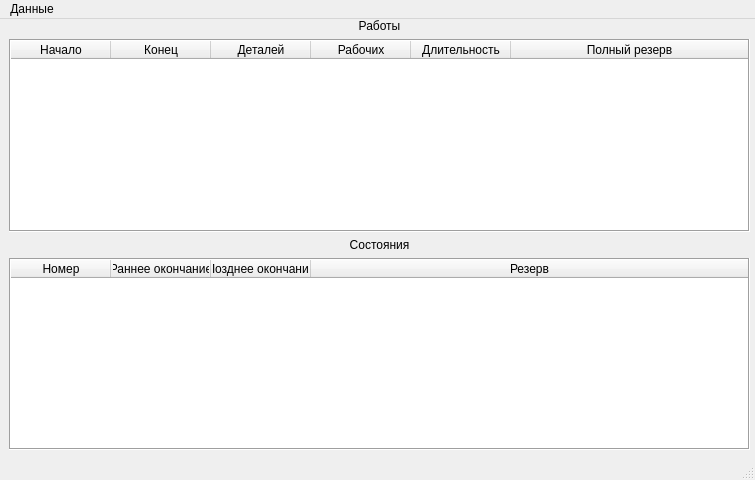
Before: the Qt Designer form form.ui in moisizz/Workers-Optimization, drawn with Qt 5.
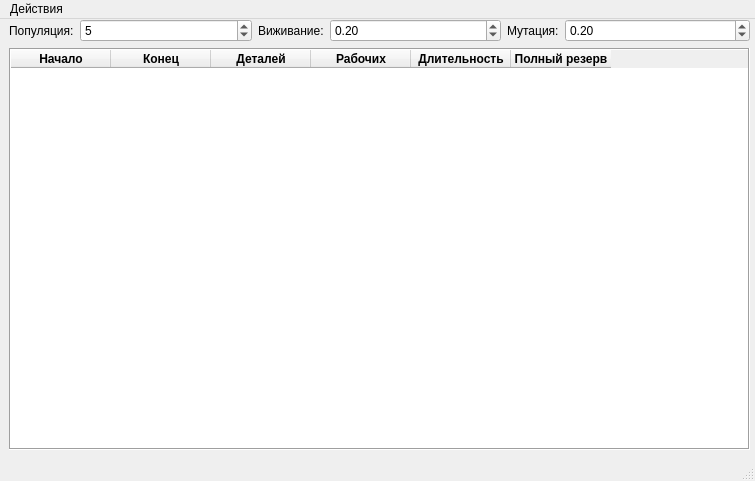
After: the same form once the commit is applied.

The edit to the form file:
```diff
--- a/form.ui
+++ b/form.ui
@@ -7,7 +7,7 @@
     <x>0</x>
     <y>0</y>
     <width>755</width>
-    <height>480</height>
+    <height>481</height>
    </rect>
   </property>
   <property name="windowTitle">
@@ -25,11 +25,95 @@
     </property>
     <layout class="QVBoxLayout" name="mainLayout">
      <item>
-      <widget class="QLabel" name="workLabel">
-       <property name="text">
-        <string>&lt;center&gt;Работы&lt;/center&gt;</string>
-       </property>
-      </widget>
+      <layout class="QHBoxLayout" name="parametersLayout">
+       <item>
+        <layout class="QHBoxLayout" name="populationLayout">
+         <item>
+          <widget class="QLabel" name="populationLabel">
+           <property name="sizePolicy">
+            <sizepolicy hsizetype="Fixed" vsizetype="Preferred">
+             <horstretch>0</horstretch>
+             <verstretch>0</verstretch>
+            </sizepolicy>
+           </property>
+           <property name="text">
+            <string>Популяция:</string>
+           </property>
+          </widget>
+         </item>
+         <item>
+          <widget class="QSpinBox" name="populationBox">
+           <property name="maximum">
+            <number>500</number>
+           </property>
+           <property name="value">
+            <number>5</number>
+           </property>
+          </widget>
+         </item>
+        </layout>
+       </item>
+       <item>
+        <layout class="QHBoxLayout" name="survivalLayout">
+         <item>
+          <widget class="QLabel" name="survivalLabel">
+           <property name="sizePolicy">
+            <sizepolicy hsizetype="Fixed" vsizetype="Preferred">
+             <horstretch>0</horstretch>
+             <verstretch>0</verstretch>
+            </sizepolicy>
+           </property>
+           <property name="text">
+            <string>Виживание:</string>
+           </property>
+          </widget>
+         </item>
+         <item>
+          <widget class="QDoubleSpinBox" name="survivalBox">
+           <property name="maximum">
+            <double>1.000000000000000</double>
+           </property>
+           <property name="singleStep">
+            <double>0.010000000000000</double>
+           </property>
+           <property name="value">
+            <double>0.200000000000000</double>
+           </property>
+          </widget>
+         </item>
+        </layout>
+       </item>
+       <item>
+        <layout class="QHBoxLayout" name="mutationLayout">
+         <item>
+          <widget class="QLabel" name="mutationLabel">
+           <property name="sizePolicy">
+            <sizepolicy hsizetype="Fixed" vsizetype="Preferred">
+             <horstretch>0</horstretch>
+             <verstretch>0</verstretch>
+            </sizepolicy>
+           </property>
+           <property name="text">
+            <string>Мутация:</string>
+           </property>
+          </widget>
+         </item>
+         <item>
+          <widget class="QDoubleSpinBox" name="mutationBox">
+           <property name="maximum">
+            <double>1.000000000000000</double>
+           </property>
+           <property name="singleStep">
+            <double>0.010000000000000</double>
+           </property>
+           <property name="value">
+            <double>0.200000000000000</double>
+           </property>
+          </widget>
+         </item>
+        </layout>
+       </item>
+      </layout>
      </item>
      <item>
       <widget class="QTableWidget" name="worksTable">
@@ -48,11 +132,26 @@
        <property name="sortingEnabled">
         <bool>false</bool>
        </property>
+       <attribute name="horizontalHeaderVisible">
+        <bool>true</bool>
+       </attribute>
+       <attribute name="horizontalHeaderCascadingSectionResizes">
+        <bool>false</bool>
+       </attribute>
+       <attribute name="horizontalHeaderDefaultSectionSize">
+        <number>100</number>
+       </attribute>
+       <attribute name="horizontalHeaderMinimumSectionSize">
+        <number>20</number>
+       </attribute>
        <attribute name="horizontalHeaderShowSortIndicator" stdset="0">
         <bool>false</bool>
        </attribute>
        <attribute name="horizontalHeaderStretchLastSection">
-        <bool>true</bool>
+        <bool>false</bool>
+       </attribute>
+       <attribute name="verticalHeaderVisible">
+        <bool>false</bool>
        </attribute>
        <attribute name="verticalHeaderCascadingSectionResizes">
         <bool>false</bool>
@@ -67,85 +166,72 @@
         <property name="text">
          <string>Начало</string>
         </property>
+        <property name="font">
+         <font>
+          <pointsize>9</pointsize>
+          <weight>75</weight>
+          <bold>true</bold>
+         </font>
+        </property>
        </column>
        <column>
         <property name="text">
          <string>Конец</string>
         </property>
+        <property name="font">
+         <font>
+          <pointsize>9</pointsize>
+          <weight>75</weight>
+          <bold>true</bold>
+         </font>
+        </property>
        </column>
        <column>
         <property name="text">
          <string>Деталей</string>
         </property>
+        <property name="font">
+         <font>
+          <pointsize>9</pointsize>
+          <weight>75</weight>
+          <bold>true</bold>
+         </font>
+        </property>
        </column>
        <column>
         <property name="text">
          <string>Рабочих</string>
         </property>
+        <property name="font">
+         <font>
+          <pointsize>9</pointsize>
+          <weight>75</weight>
+          <bold>true</bold>
+         </font>
+        </property>
        </column>
        <column>
         <property name="text">
          <string>Длительность</string>
         </property>
+        <property name="font">
+         <font>
+          <pointsize>9</pointsize>
+          <weight>75</weight>
+          <bold>true</bold>
+         </font>
+        </property>
        </column>
        <column>
         <property name="text">
          <string>Полный резерв</string>
         </property>
-       </column>
-      </widget>
-     </item>
-     <item>
-      <widget class="QLabel" name="stateLabel">
-       <property name="text">
-        <string>&lt;center&gt;Состояния&lt;/center&gt;</string>
-       </property>
-      </widget>
-     </item>
-     <item>
-      <widget class="QTableWidget" name="statesTable">
-       <property name="frameShape">
-        <enum>QFrame::Box</enum>
-       </property>
-       <property name="editTriggers">
-        <set>QAbstractItemView::NoEditTriggers</set>
-       </property>
-       <property name="gridStyle">
-        <enum>Qt::SolidLine</enum>
-       </property>
-       <property name="sortingEnabled">
-        <bool>false</bool>
-       </property>
-       <attribute name="horizontalHeaderStretchLastSection">
-        <bool>true</bool>
-       </attribute>
-       <attribute name="verticalHeaderCascadingSectionResizes">
-        <bool>false</bool>
-       </attribute>
-       <attribute name="verticalHeaderShowSortIndicator" stdset="0">
-        <bool>false</bool>
-       </attribute>
-       <attribute name="verticalHeaderStretchLastSection">
-        <bool>false</bool>
-       </attribute>
-       <column>
-        <property name="text">
-         <string>Номер</string>
-        </property>
-       </column>
-       <column>
-        <property name="text">
-         <string>Раннее окончание</string>
-        </property>
-       </column>
-       <column>
-        <property name="text">
-         <string>Позднее окончание</string>
-        </property>
-       </column>
-       <column>
-        <property name="text">
-         <string>Резерв</string>
+        <property name="font">
+         <font>
+          <pointsize>9</pointsize>
+          <weight>75</weight>
+          <bold>true</bold>
+         </font>
         </property>
        </column>
       </widget>
@@ -164,7 +250,7 @@
    </property>
    <widget class="QMenu" name="editMenu">
     <property name="title">
-     <string>Данные</string>
+     <string>Действия</string>
     </property>
     <addaction name="editAction"/>
     <addaction name="applyChanges"/>
```
Left out of the diff: 4 changed lines with no effect on the pictures.
